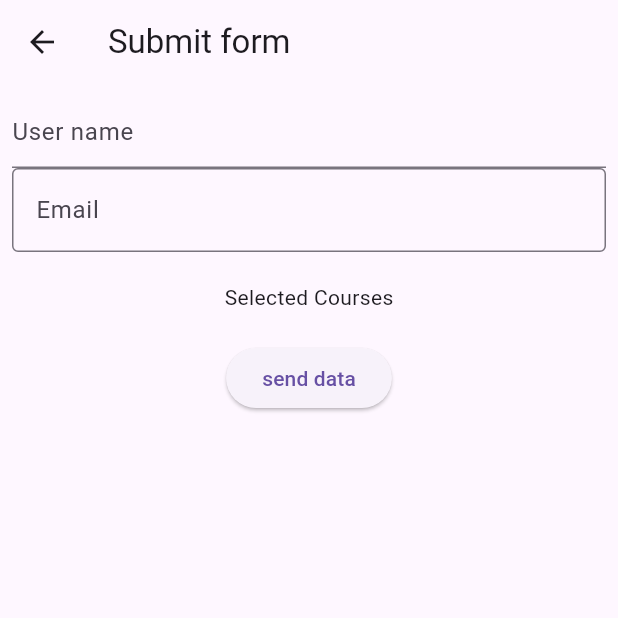
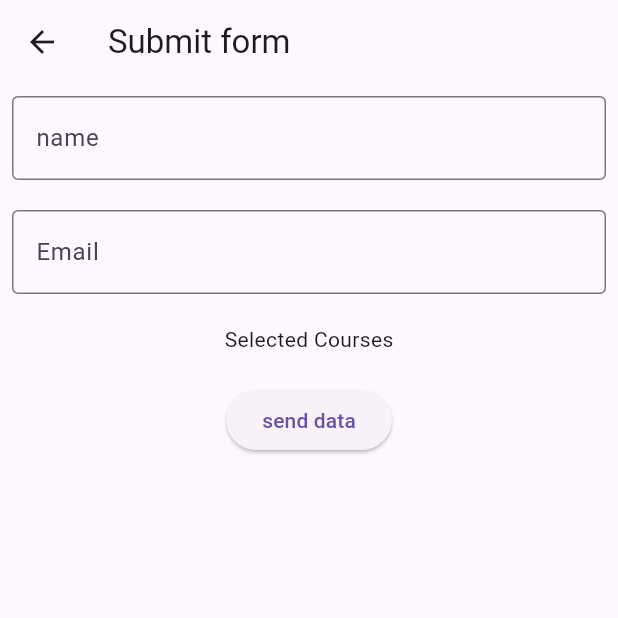
Before and after one commit to HarshaVardanDonta/flutter_app, a Flutter app: the screen it shows after launch, after a tap on "Continue", on a phone screen of 412 x 824 dp, the top half of it. Run offline on Flutter 3.47's test engine with Material 3 defaults, Android fonts, the phone set to English and light mode, and no system bars; our stand-ins replace get; network calls fail.

Commit message:
decoration

```diff
--- a/lib/SecondScreen.dart
+++ b/lib/SecondScreen.dart
@@ -37,11 +37,18 @@ class _SecondscreenState extends State<Secondscreen> {
         ),
         body: Padding(
           padding: const EdgeInsets.all(8.0),
+          child: SingleChildScrollView(
             child: Column(
               children: [
                 TextField(
                   controller: name,
-                decoration: const InputDecoration(hintText: "User name"),
+                  decoration: InputDecoration(
+                    labelText: 'name',
+                    border: OutlineInputBorder(),
+                  ),
+                ),
+                SizedBox(
+                  height: 20,
                 ),
                 TextFormField(
                   controller: email,
@@ -93,6 +100,7 @@ class _SecondscreenState extends State<Secondscreen> {
                     child: const Text("send data"))
               ],
             ),
+          ),
         ));
   }
 }
```
Lines whose indentation alone changed are shown as unchanged.
